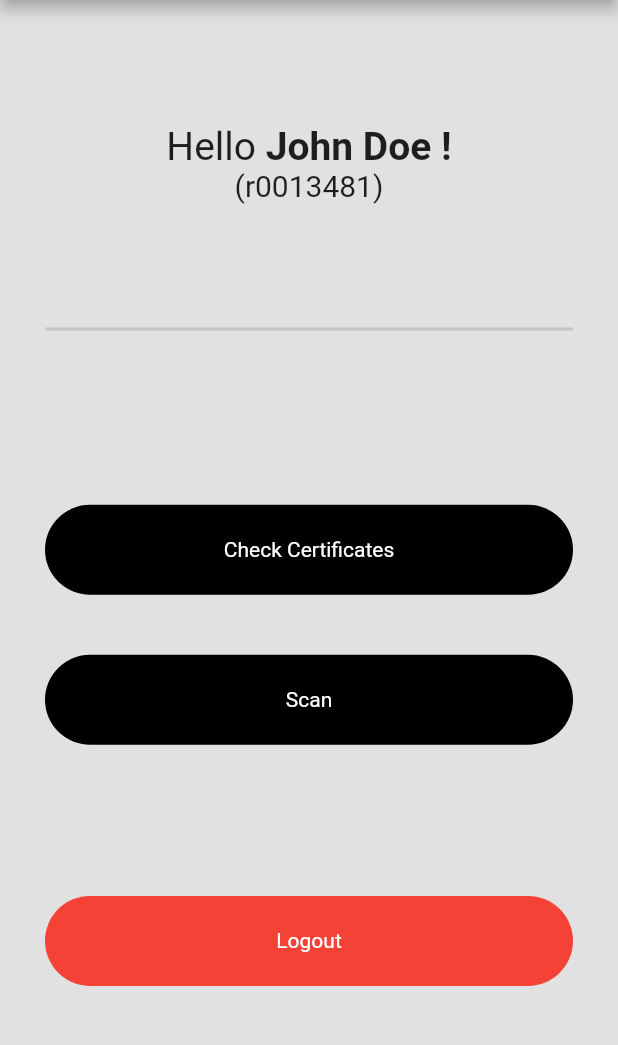
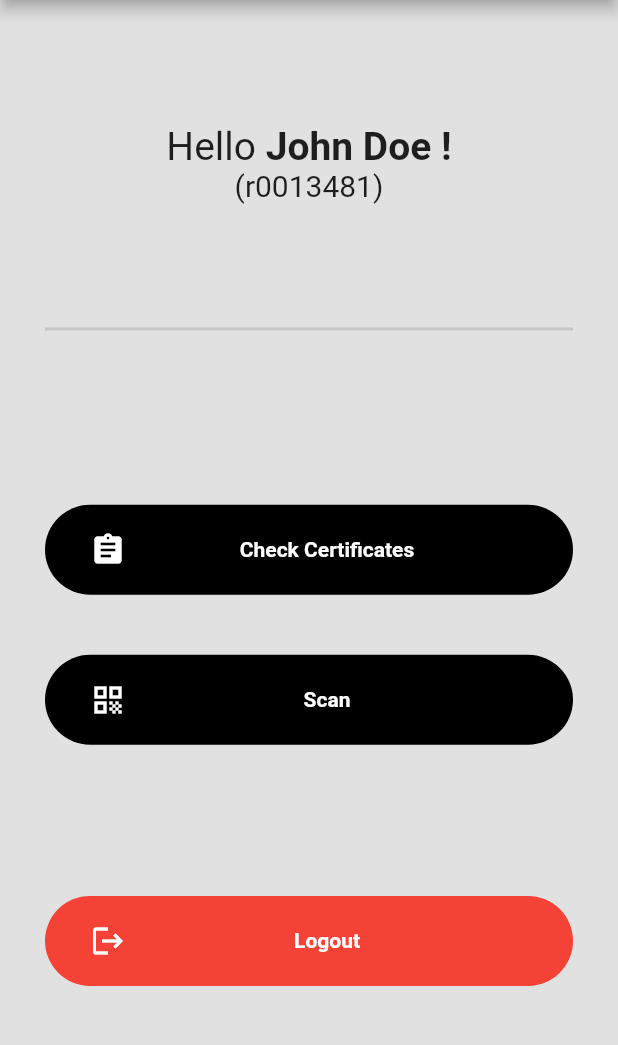
Before and after one commit to mohamedkuch/MIS-mobile-app, a Flutter app: the screen it shows after launch, on a phone screen of 412 x 824 dp, the part 84-1129 px from its top. Run offline on Flutter 3.47's test engine with Material 2 defaults, Android fonts, the phone set to English and light mode, and no system bars.

Commit message:
finish welcome view

```diff
--- a/lucacertificate/lib/views/login_view.dart
+++ b/lucacertificate/lib/views/login_view.dart
@@ -18,7 +18,10 @@ Widget primaryButtonHelper(String title) {
     child: Center(
       child: Text(
         title,
-        style: TextStyle(color: Colors.white),
+        style: TextStyle(
+          color: Colors.white,
+          fontWeight: FontWeight.bold,
+        ),
       ),
     ),
   );
--- a/lucacertificate/lib/views/welcome_view.dart
+++ b/lucacertificate/lib/views/welcome_view.dart
@@ -8,18 +8,37 @@ class WelcomeView extends StatefulWidget {
   _WelcomeViewState createState() => _WelcomeViewState();
 }
 
-Widget buttonHelper(String title, bool isPrimary) {
+Widget buttonHelper(String title, bool isPrimary, Icon icn) {
   return Container(
     decoration: BoxDecoration(
       color: isPrimary ? Colors.black : Colors.red,
       borderRadius: BorderRadius.circular(70),
     ),
     height: 60,
-    child: Center(
-      child: Text(
-        title,
-        style: TextStyle(color: Colors.white),
-      ),
+    child: Row(
+      children: [
+        Padding(
+            padding: EdgeInsets.only(
+              left: 30,
+            ),
+            child: icn),
+        Expanded(
+          child: Padding(
+            padding: EdgeInsets.only(
+              right: 30,
+            ),
+            child: Center(
+              child: Text(
+                title,
+                style: TextStyle(
+                  color: Colors.white,
+                  fontWeight: FontWeight.bold,
+                ),
+              ),
+            ),
+          ),
+        ),
+      ],
     ),
   );
 }
@@ -89,7 +108,13 @@ class _WelcomeViewState extends State<WelcomeView> {
                               // on Check certificates pressed
                               print("Check certificates pressed");
                             },
-                            child: buttonHelper("Check Certificates", true),
+                            child: buttonHelper(
+                                "Check Certificates",
+                                true,
+                                Icon(
+                                  Icons.assignment,
+                                  color: Colors.white,
+                                )),
                           ),
                         ),
                         Padding(padding: EdgeInsets.all(20)),
@@ -99,7 +124,13 @@ class _WelcomeViewState extends State<WelcomeView> {
                               // on Scan pressed
                               print("Scan");
                             },
-                            child: buttonHelper("Scan", true),
+                            child: buttonHelper(
+                                "Scan",
+                                true,
+                                Icon(
+                                  Icons.qr_code,
+                                  color: Colors.white,
+                                )),
                           ),
                         ),
                       ],
@@ -110,7 +141,14 @@ class _WelcomeViewState extends State<WelcomeView> {
                           // on Logout pressed
                           print("Logout pressed");
                         },
-                        child: buttonHelper("Logout", false),
+                        child: buttonHelper(
+                          "Logout",
+                          false,
+                          Icon(
+                            Icons.logout,
+                            color: Colors.white,
+                          ),
+                        ),
                       ),
                     ),
                   ],
```
